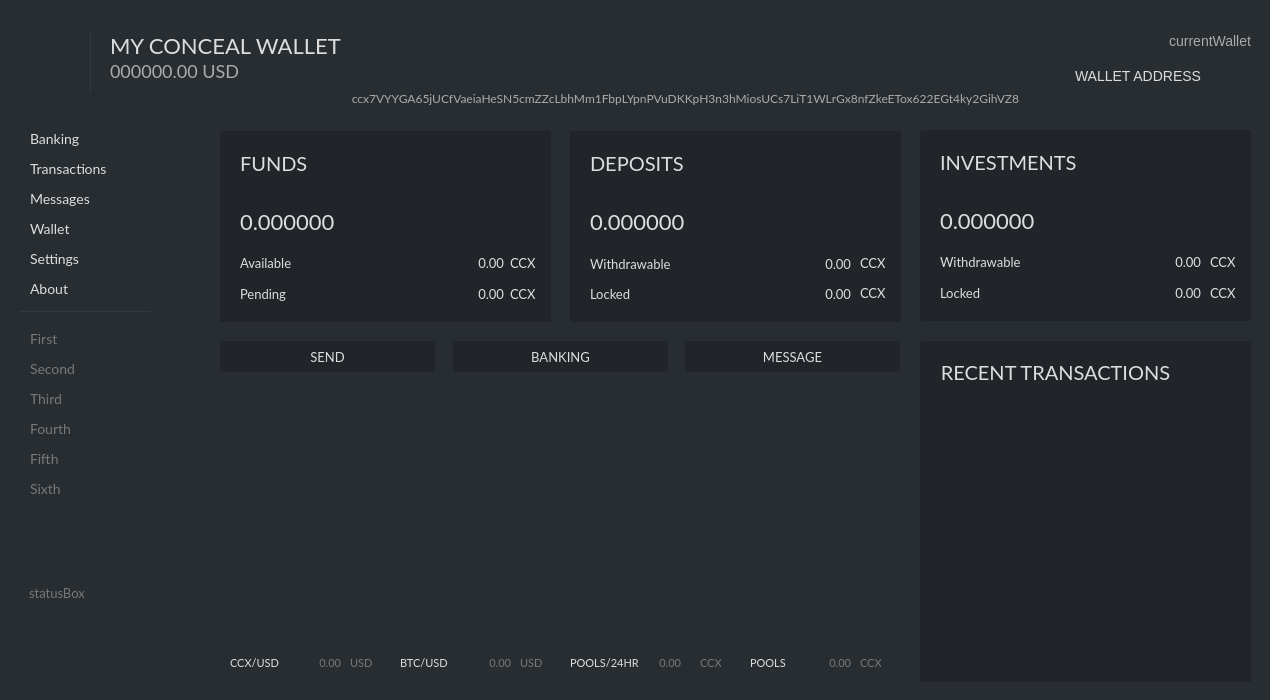
Above: src/gui/ui/overviewframe.ui from ConcealNetwork/conceal-desktop before the change. Below: the same form after it.
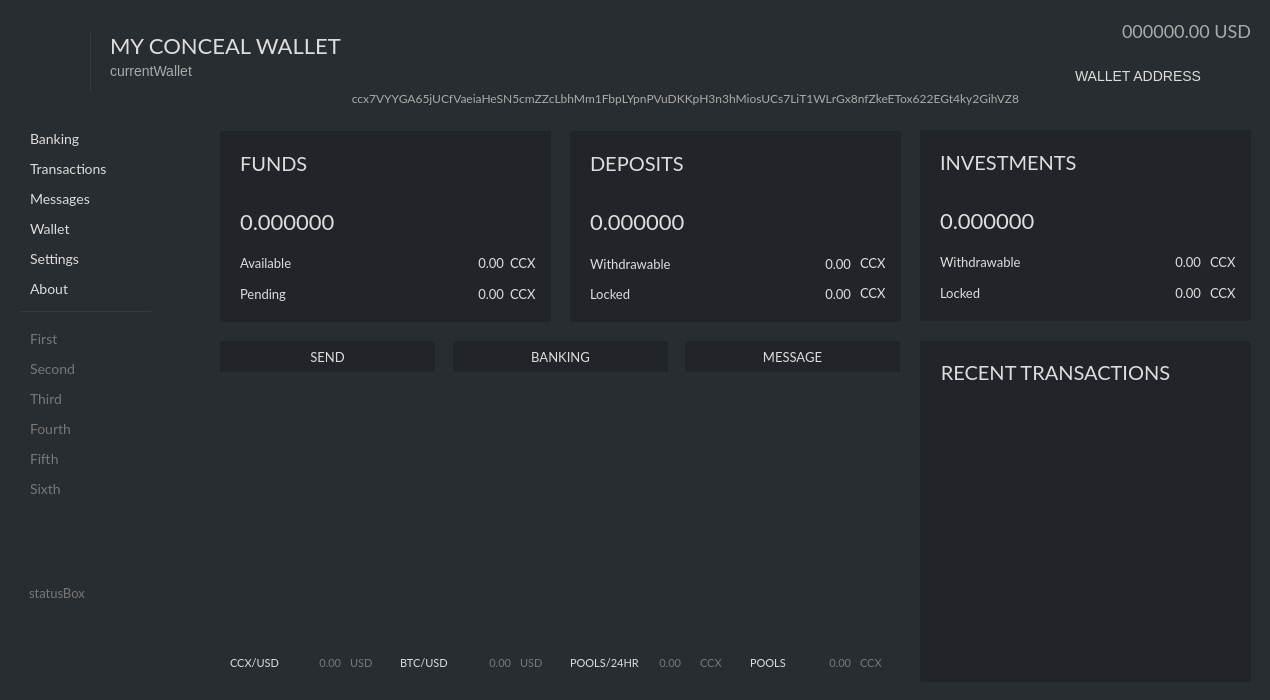
That is the form after the change. Icons and pictures are not drawn.

```diff
--- a/src/gui/ui/overviewframe.ui
+++ b/src/gui/ui/overviewframe.ui
@@ -1210,29 +1210,28 @@
       <property name="title">
        <string/>
       </property>
-      <widget class="QLabel" name="m_totalPortfolioLabelUSD">
+      <widget class="QLabel" name="m_currentWalletTitle">
        <property name="geometry">
         <rect>
          <x>0</x>
          <y>0</y>
-         <width>471</width>
+         <width>561</width>
          <height>21</height>
         </rect>
        </property>
        <property name="font">
         <font>
-         <family>Lato</family>
          <pointsize>-1</pointsize>
         </font>
        </property>
        <property name="styleSheet">
         <string notr="true">color: #aaa;
 background: transparent;
-font-size: 18px;
-font-family: Lato;</string>
+font-size: 14px;
+</string>
        </property>
        <property name="text">
-        <string notr="true">000000.00 USD</string>
+        <string>currentWallet</string>
        </property>
        <property name="alignment">
         <set>Qt::AlignLeading|Qt::AlignLeft|Qt::AlignVCenter</set>
@@ -2026,17 +2025,18 @@
        <bool>false</bool>
       </property>
      </widget>
-     <widget class="QLabel" name="m_currentWalletTitle">
+     <widget class="QLabel" name="m_totalPortfolioLabelUSD">
       <property name="geometry">
        <rect>
-        <x>690</x>
-        <y>30</y>
-        <width>561</width>
+        <x>780</x>
+        <y>20</y>
+        <width>471</width>
         <height>21</height>
        </rect>
       </property>
       <property name="font">
        <font>
+        <family>Lato</family>
         <pointsize>-1</pointsize>
        </font>
       </property>
@@ -2046,11 +2046,11 @@
       <property name="styleSheet">
        <string notr="true">color: #aaa;
 background: transparent;
-font-size: 14px;
-</string>
+font-size: 18px;
+font-family: Lato;</string>
       </property>
       <property name="text">
-       <string>currentWallet</string>
+       <string notr="true">000000.00 USD</string>
       </property>
       <property name="alignment">
        <set>Qt::AlignRight|Qt::AlignTrailing|Qt::AlignVCenter</set>
```
Left out of the diff: 8 changed lines with no effect on the pictures.
